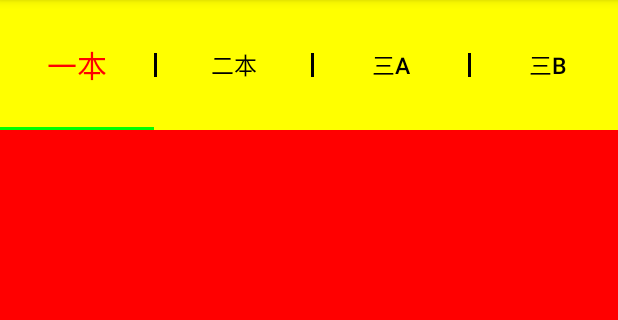
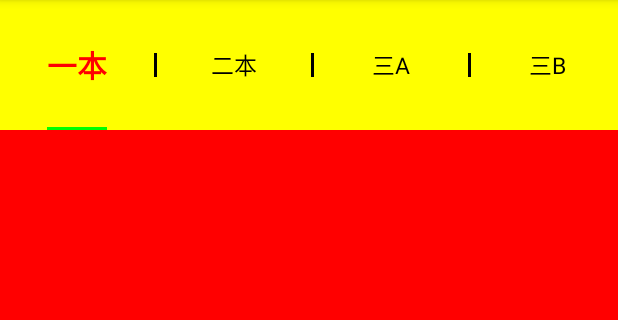
Before and after one commit to fanyis/XTabLayoute, an Android app: the screen it shows after launch (MainActivity), on a phone screen of 412 x 824 dp, the part 84-404 px from its top. Run offline under Robolectric (Android 15) with nearby library versions, the phone set to English and light mode, and no system bars.

Commit message:
Add settings font bold function.

```diff
--- a/app/src/main/res/layout/activity_main.xml
+++ b/app/src/main/res/layout/activity_main.xml
@@ -14,6 +14,7 @@
         android:layout_width="match_parent"
         android:layout_height="130px"
         app:xTabBackgroundColor="#ff0"
+        app:xTabDividerWidthWidthText="true"
         app:xTabMode="scrollable"
         app:xTabIndicatorColor="#0f0"
         app:xTabIndicatorHeight="2dp"
@@ -24,7 +25,8 @@
         app:xTabSelectedTextSize="20sp"
         app:xTabDividerWidth="2dp"
         app:xTabDividerHeight="15dp"
-        app:xTabDividerColor="#000"/>
+        app:xTabDividerColor="#000"
+        app:xTabTextSelectedBold="true"/>
 
 
     <android.support.v4.view.ViewPager
--- a/xtablayoutlibrary/src/main/java/com/androidkun/xtablayout/XTabLayout.java
+++ b/xtablayoutlibrary/src/main/java/com/androidkun/xtablayout/XTabLayout.java
@@ -10,6 +10,7 @@ import android.graphics.Canvas;
 import android.graphics.Color;
 import android.graphics.Paint;
 import android.graphics.Rect;
+import android.graphics.Typeface;
 import android.graphics.drawable.Drawable;
 import android.os.Build;
 import android.support.annotation.ColorInt;
@@ -27,7 +28,6 @@ import android.support.v4.view.ViewCompat;
 import android.support.v4.view.ViewPager;
 import android.support.v4.widget.TextViewCompat;
 import android.support.v7.app.ActionBar;
-import android.support.v7.widget.AppCompatDrawableManager;
 import android.text.Layout;
 import android.text.TextUtils;
 import android.util.AttributeSet;
@@ -59,6 +59,7 @@ import static android.R.attr.maxWidth;
 import static android.support.v4.view.ViewPager.SCROLL_STATE_DRAGGING;
 import static android.support.v4.view.ViewPager.SCROLL_STATE_IDLE;
 import static android.support.v4.view.ViewPager.SCROLL_STATE_SETTLING;
+import static android.support.v7.widget.AppCompatDrawableManager.get;
 
 /**
  * Created by Kun on 2016/12/20.
@@ -182,7 +183,9 @@ public class XTabLayout extends HorizontalScrollView {
     private int mTabTextAppearance;
     private ColorStateList mTabTextColors;
     private float mTabTextSize = 0;
+    private boolean xTabTextBold;
     private float mTabSelectedTextSize = 0;
+    private boolean xTabTextSelectedBold;
     private float mTabTextMultiLineSize;
 
     private final int xTabBackgroundColor;
@@ -264,7 +267,9 @@ public class XTabLayout extends HorizontalScrollView {
         mTabTextAppearance = a.getResourceId(R.styleable.XTabLayout_xTabTextAppearance,
                 android.support.design.R.style.TextAppearance_Design_Tab);
         mTabTextSize = a.getDimensionPixelSize(R.styleable.XTabLayout_xTabTextSize, 0);
+        xTabTextBold = a.getBoolean(R.styleable.XTabLayout_xTabTextBold,false);
         mTabSelectedTextSize = a.getDimensionPixelSize(R.styleable.XTabLayout_xTabSelectedTextSize, 0);
+        xTabTextSelectedBold = a.getBoolean(R.styleable.XTabLayout_xTabTextSelectedBold,false);
 
         // Text colors/sizes come from the text appearance first
         final TypedArray ta = context.obtainStyledAttributes(mTabTextAppearance,
@@ -346,11 +351,11 @@ public class XTabLayout extends HorizontalScrollView {
 
     /**
      * 设置分割线长宽
+     *
      * @param width
-     * @param height
-     *        当height =0 时，则分割线长度占满
-     */
-    public void setDividerSize(int width,int height){
+     * @param height 当height =0 时，则分割线长度占满
+     */
+    public void setDividerSize(int width, int height) {
         dividerWidth = width;
         dividerHeight = height;
         addDivider();
@@ -358,9 +363,10 @@ public class XTabLayout extends HorizontalScrollView {
 
     /**
      * 设置分割线颜色
+     *
      * @param color
      */
-    public void setDividerColor(int color){
+    public void setDividerColor(int color) {
         dividerColor = color;
         addDivider();
     }
@@ -368,7 +374,7 @@ public class XTabLayout extends HorizontalScrollView {
     /**
      * 设置分割线位置
      */
-    public void setDividerGravity(int gravity){
+    public void setDividerGravity(int gravity) {
         dividerGravity = gravity;
         addDivider();
 
@@ -959,6 +965,7 @@ public class XTabLayout extends HorizontalScrollView {
         if (MeasureSpec.getMode(widthMeasureSpec) != MeasureSpec.UNSPECIFIED) {
             // If we don't have an unspecified width spec, use the given size to calculate
             // the max tab width
+            Log.w("BBB", "specWidth:" + specWidth);
             if (mPagerAdapter != null && xTabDisplayNum != 0) {
                 if (mPagerAdapter.getCount() == 1 || xTabDisplayNum == 1) {
                     WindowManager wm = (WindowManager) getContext()
@@ -1309,7 +1316,7 @@ public class XTabLayout extends HorizontalScrollView {
             if (mParent == null) {
                 throw new IllegalArgumentException("Tab not attached to a TabLayout");
             }
-            return setIcon(AppCompatDrawableManager.get().getDrawable(mParent.getContext(), resId));
+            return setIcon(get().getDrawable(mParent.getContext(), resId));
         }
 
         /**
@@ -1483,6 +1490,11 @@ public class XTabLayout extends HorizontalScrollView {
                     setBackgroundColor(xTabBackgroundColor);
                 }
                 mTextView.setTextSize(TypedValue.COMPLEX_UNIT_PX, mTabTextSize);
+                if(xTabTextBold){
+                    mTextView .setTypeface(Typeface.defaultFromStyle(Typeface.BOLD));
+                }else {
+                    mTextView.setTypeface(Typeface.defaultFromStyle(Typeface.NORMAL));
+                }
             }
             if (changed && selected) {
                 if (xTabSelectedBackgroundColor != 0) {
@@ -1495,6 +1507,11 @@ public class XTabLayout extends HorizontalScrollView {
 
                     if (mTabSelectedTextSize != 0) {
                         mTextView.setTextSize(TypedValue.COMPLEX_UNIT_PX, mTabSelectedTextSize);
+                        if(xTabTextSelectedBold){
+                            mTextView .setTypeface(Typeface.defaultFromStyle(Typeface.BOLD));
+                        }else {
+                            mTextView.setTypeface(Typeface.defaultFromStyle(Typeface.NORMAL));
+                        }
                     }
                 }
                 if (mIconView != null) {
@@ -1902,8 +1919,8 @@ public class XTabLayout extends HorizontalScrollView {
                 right = selectedTitle.getRight();
 
                 int haftWidth = 0;
-                if(mSelectedIndicatorWidth ==0
-                        &&!xTabDividerWidthWidthText) mSelectedIndicatorWidth = maxWidth;
+                if (mSelectedIndicatorWidth == 0
+                        && !xTabDividerWidthWidthText) mSelectedIndicatorWidth = maxWidth;
 
                /* int maxWidth = mIndicatorRight - mIndicatorLeft;
                 if (maxWidth > mSelectedIndicatorWidth) {
@@ -2028,7 +2045,7 @@ public class XTabLayout extends HorizontalScrollView {
                     mIndicatorLeft += (maxWidth - mSelectedIndicatorWidth) / 2;
                     mIndicatorRight -= (maxWidth - mSelectedIndicatorWidth) / 2;
                 }*/
-                if (mSelectedIndicatorWidth != 0  &&!xTabDividerWidthWidthText) {
+                if (mSelectedIndicatorWidth != 0 && !xTabDividerWidthWidthText) {
                     int maxWidth = mIndicatorRight - mIndicatorLeft;
                     if (maxWidth > mSelectedIndicatorWidth) {
                         mIndicatorLeft += (maxWidth - mSelectedIndicatorWidth) / 2;
@@ -2078,6 +2095,7 @@ public class XTabLayout extends HorizontalScrollView {
     }
 
     private int getTabMinWidth() {
+        Log.w("BBB", "getTabMinWidth");
         if (mPagerAdapter != null && xTabDisplayNum != 0) {
             WindowManager wm = (WindowManager) getContext()
                     .getSystemService(Context.WINDOW_SERVICE);
--- a/xtablayoutlibrary/src/main/res/values/attrs.xml
+++ b/xtablayoutlibrary/src/main/res/values/attrs.xml
@@ -25,19 +25,21 @@
         <attr name="xTabGravity" format="integer"/>
 
         <attr name="xTabTextSize" format="dimension"/>
+        <attr name="xTabTextBold" format="boolean"/>
         <attr name="xTabSelectedTextSize" format="dimension"/>
+        <attr name="xTabTextSelectedBold" format="boolean"/>
         <attr name="xTabDisplayNum" format="integer"/>
         <attr name="xTabTextAllCaps" format="boolean"/>
 
+
         <attr name="xTabDividerHeight" format="dimension"/>
         <attr name="xTabDividerWidth" format="dimension"/>
+        <attr name="xTabDividerWidthWidthText" format="boolean"/>
         <attr name="xTabDividerColor" format="color"/>
         <attr name="xTabDividerGravity">
             <enum name="top" value="0x00000000" />
             <enum name="center" value="0x00000001" />
             <enum name="bottom" value="0x00000002" />
         </attr>
-
-        <attr name="xTabDividerWidthWidthText" format="boolean"/>
     </declare-styleable>
 </resources>
```
